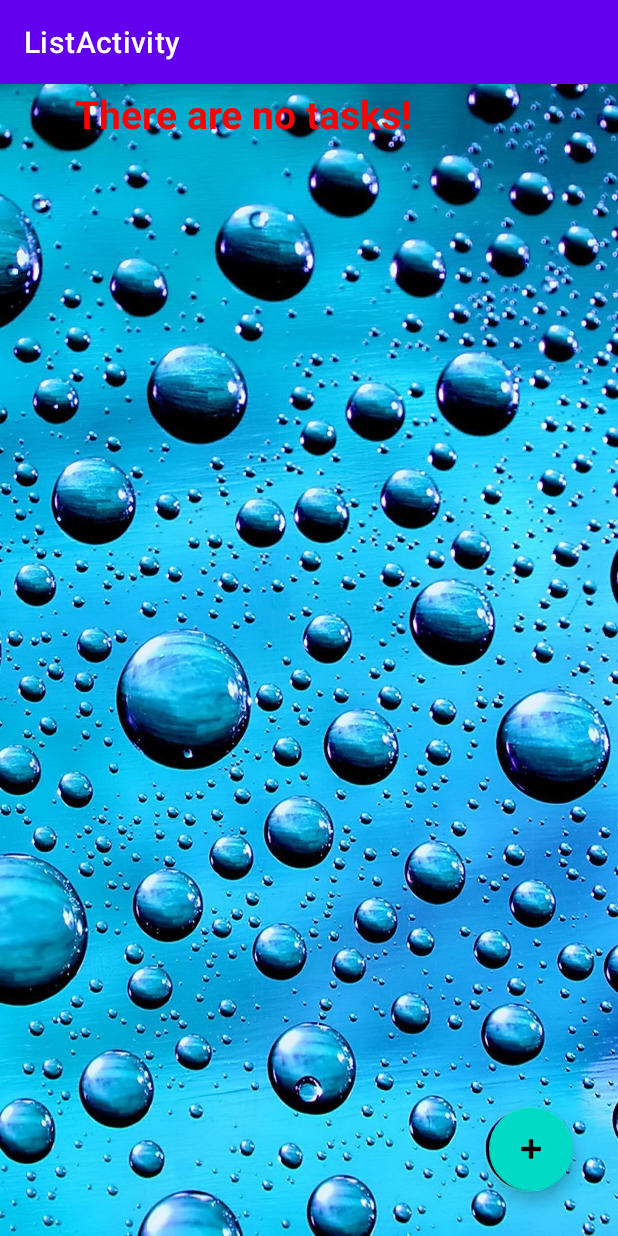
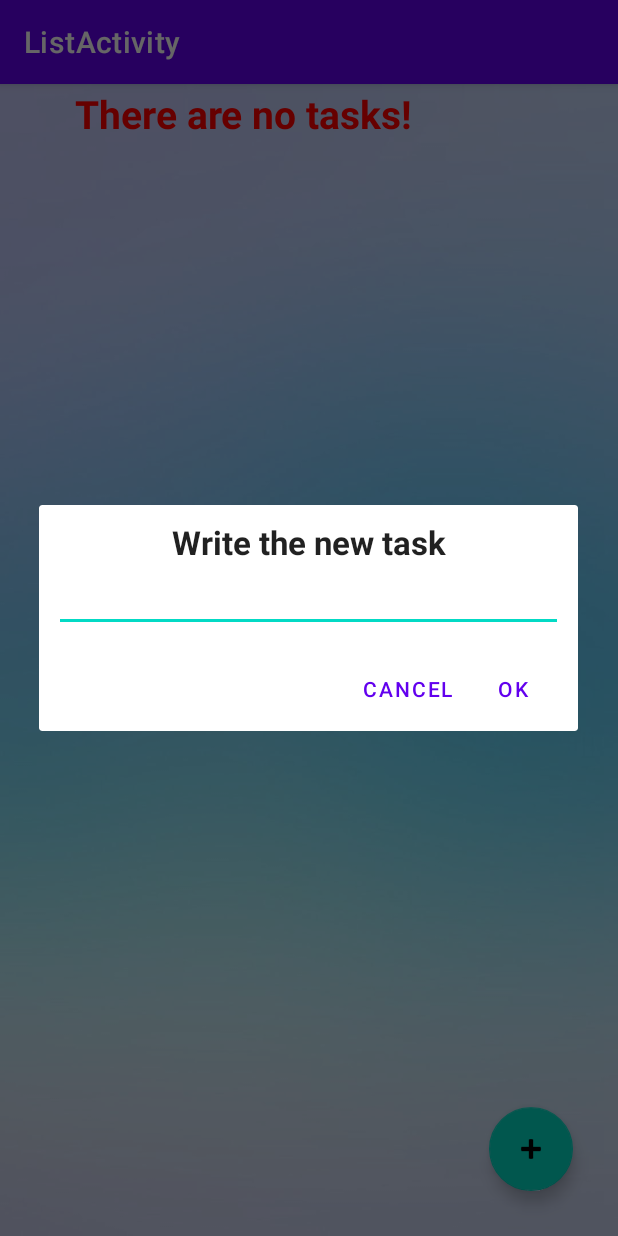
Before and after one commit to Mikolka09/ExamToDoList, an Android app: the ListActivity screen opened directly, with no data from a screen before it, after a tap on "TODO", on a phone screen of 412 x 824 dp. Run offline under Robolectric (Android 15) with nearby library versions, the phone set to English and light mode, and no system bars.

Commit message:
22.11.2022

```diff
--- a/app/src/main/java/com/example/examtodolist/ListActivity.java
+++ b/app/src/main/java/com/example/examtodolist/ListActivity.java
@@ -1,20 +1,29 @@
 package com.example.examtodolist;
 
 import android.annotation.SuppressLint;
+import android.content.DialogInterface;
+import android.database.Cursor;
 import android.graphics.Color;
 import android.os.Bundle;
+import android.view.LayoutInflater;
 import android.view.View;
+import android.widget.AdapterView;
 import android.widget.ArrayAdapter;
 import android.widget.Button;
+import android.widget.EditText;
 import android.widget.ListView;
+import android.widget.SimpleCursorAdapter;
 import android.widget.TextView;
 import android.widget.Toast;
 
+import java.util.ArrayList;
 import java.util.Calendar;
 import java.util.List;
 import java.util.Locale;
+import java.util.stream.Collectors;
 
 import androidx.annotation.ColorInt;
+import androidx.appcompat.app.AlertDialog;
 import androidx.appcompat.app.AppCompatActivity;
 
 import com.google.android.material.floatingactionbutton.FloatingActionButton;
@@ -25,9 +34,8 @@ public class ListActivity extends AppCompatActivity {
     private TextView header;
     private int userId;
     private Button editButton;
-    private FloatingActionButton addButton;
 
-    ArrayAdapter<Task> arrayAdapter;
+    SimpleCursorAdapter arrayAdapter;
 
     private DatabaseAdapterTask adapter;
 
@@ -40,7 +48,7 @@ public class ListActivity extends AppCompatActivity {
         header = findViewById(R.id.header);
         taskList = findViewById(R.id.listItem);
         editButton = findViewById(R.id.edit_button);
-        addButton = findViewById(R.id.floatingActionButton);
+        FloatingActionButton addButton = findViewById(R.id.floatingActionButton);
 
         Bundle args = getIntent().getExtras();
         if (args != null) {
@@ -50,6 +58,9 @@ public class ListActivity extends AppCompatActivity {
             int age = Calendar.getInstance().get(Calendar.YEAR) - year;
             header.setText("My Tasks, " + name.toUpperCase(Locale.ROOT) + ", " + age);
         }
+        taskList.setOnItemClickListener((parent, view, position, id) -> {
+            editForDelete(view);
+        });
         editButton.setOnClickListener(this::edit);
         addButton.setOnClickListener(this::added);
     }
@@ -64,17 +75,23 @@ public class ListActivity extends AppCompatActivity {
             header.setText("There are no tasks!");
             header.setTextColor(Color.RED);
             editButton.setVisibility(View.INVISIBLE);
+            adapter.close();
         } else {
-            List<Task> tasks = adapter.findUserTasks(userId);
-            arrayAdapter = new ArrayAdapter<>(this, android.R.layout.simple_list_item_1, tasks);
-            taskList.setAdapter(arrayAdapter);
-            adapter.close();
+            if (adapter.findUserTasks(userId).size() != 0) {
+                Cursor tasks = adapter.cursorTasks(userId);
+                String[] list = new String[]{DatabaseHelper.COLUMN_TEXT};
+                arrayAdapter = new SimpleCursorAdapter(this, android.R.layout.simple_list_item_1,
+                        tasks, list, new int[]{android.R.id.text1}, 0);
+                taskList.setAdapter(arrayAdapter);
+                adapter.close();
+            }
+
 
         }
 
     }
 
-    public void delete(View v) {
+    public void editForDelete(View v) {
 
     }
 
@@ -83,7 +100,25 @@ public class ListActivity extends AppCompatActivity {
     }
 
     public void added(View v) {
-
+        LayoutInflater li = LayoutInflater.from(this);
+        @SuppressLint("InflateParams") View promptsView = li.inflate(R.layout.prompt, null);
+        AlertDialog.Builder mDialogBuilder = new AlertDialog.Builder(this);
+        mDialogBuilder.setView(promptsView);
+        EditText userInput = (EditText) promptsView.findViewById(R.id.input_task);
+        adapter.open();
+        mDialogBuilder
+                .setCancelable(false)
+                .setPositiveButton("OK",
+                        (dialog, id) -> {
+                            String text = userInput.getText().toString();
+                            adapter.insert(new Task(1, text, userId));
+                            adapter.close();
+                            this.onRestart();
+                        })
+                .setNegativeButton("Cancel",
+                        (dialog, id) -> dialog.cancel());
+        AlertDialog alertDialog = mDialogBuilder.create();
+        alertDialog.show();
     }
 
     public void showToast(String msg) {
--- a/app/src/main/java/com/example/examtodolist/MainActivity.java
+++ b/app/src/main/java/com/example/examtodolist/MainActivity.java
@@ -42,8 +42,8 @@ public class MainActivity extends AppCompatActivity {
             showToast("Users " + name + " added!");
             startWindow(user);
         } else {
-            if (adapter.findUserForName(name) != null) {
-                User user = adapter.findUserForName(name);
+            if (adapter.findUserForName(name, year) != null) {
+                User user = adapter.findUserForName(name, year);
                 adapter.close();
                 startWindow(user);
             } else {
--- a/app/src/main/res/layout/list_activity.xml
+++ b/app/src/main/res/layout/list_activity.xml
@@ -5,7 +5,7 @@
     xmlns:tools="http://schemas.android.com/tools"
     android:layout_width="match_parent"
     android:layout_height="match_parent"
-    android:background="@drawable/fon_2">
+    android:background="@drawable/fon_3">
 <LinearLayout
     android:id="@+id/header_title"
     android:layout_width="match_parent"
@@ -17,7 +17,7 @@
         android:layout_width="0dp"
         android:layout_height="wrap_content"
         android:textSize="26sp"
-        android:textColor="@color/white"
+        android:textColor="@color/black"
         android:gravity="center"
         android:textStyle="bold"
         android:layout_weight="1"
--- a/app/src/main/res/layout/prompt.xml
+++ b/app/src/main/res/layout/prompt.xml
@@ -1,6 +1,7 @@
 <?xml version="1.0" encoding="utf-8"?>
 <LinearLayout
     xmlns:android="http://schemas.android.com/apk/res/android"
+    xmlns:tools="http://schemas.android.com/tools"
     android:id="@+id/layout_root"
     android:layout_width="fill_parent"
     android:layout_height="fill_parent"
@@ -9,15 +10,21 @@
 
     <TextView
         android:id="@+id/tv"
-        android:layout_width="wrap_content"
+        android:layout_width="match_parent"
         android:layout_height="wrap_content"
+        android:gravity="center"
+        android:textStyle="bold"
         android:text="@string/text"
         android:textAppearance="?android:attr/textAppearanceLarge" />
 
     <EditText
-        android:id="@+id/input_text"
+        android:id="@+id/input_task"
         android:layout_width="match_parent"
-        android:layout_height="wrap_content" >
+        android:layout_height="wrap_content"
+        android:textStyle="bold"
+        android:autofillHints="text"
+        android:inputType="text"
+        tools:ignore="LabelFor">
         <requestFocus />
     </EditText>
 
--- a/app/src/main/res/values/strings.xml
+++ b/app/src/main/res/values/strings.xml
@@ -4,5 +4,5 @@
     <string name="enter_your_name">Enter Your Name</string>
     <string name="todo">TODO</string>
     <string name="enter_year_of_birth">Enter Year of Birth</string>
-    <string name="text">Напишите текст:</string>
+    <string name="text">Write the new task</string>
 </resources>
```
Also changed, not shown: app/src/main/java/com/example/examtodolist/DatabaseAdapterTask.java (+9 -0 lines), app/src/main/java/com/example/examtodolist/DatabaseAdapterUser.java (+4 -5 lines), app/src/main/res/drawable/fon_3.jpg (added).
